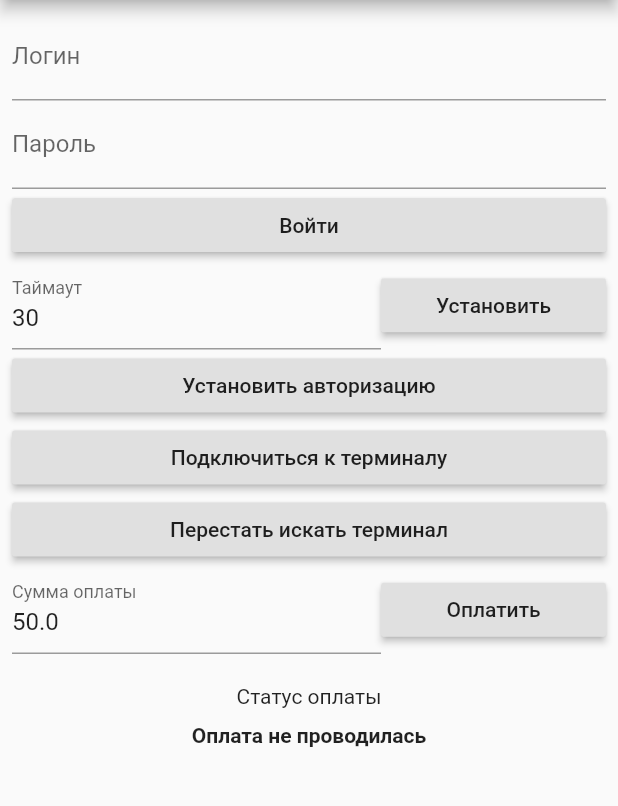
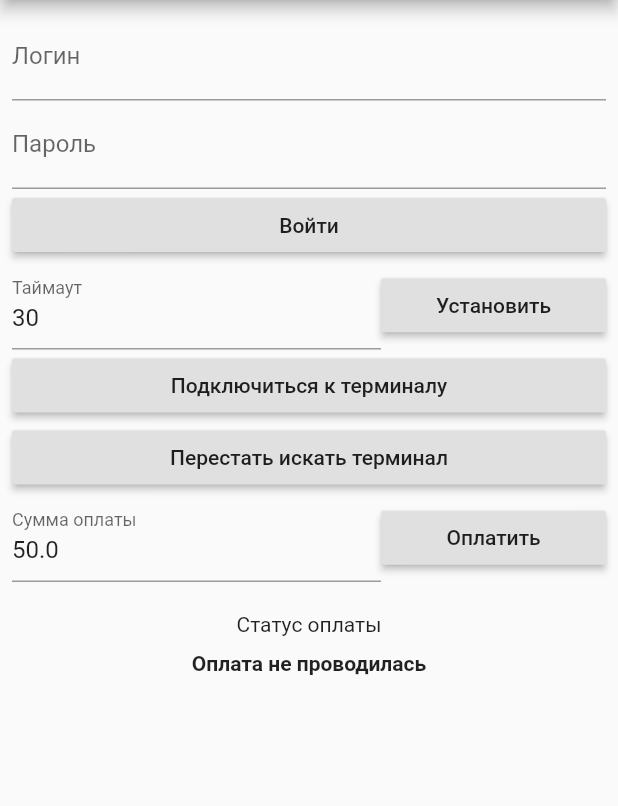
Before and after one commit to Unact/iboxpro_flutter, a Flutter app: the screen it shows after launch, on a phone screen of 412 x 824 dp, the part 84-890 px from its top. Run offline on Flutter 3.47's test engine with Material 2 defaults, Android fonts, the phone set to English and light mode, and no system bars; missing offline and left inert: signature_pad, signature_pad_flutter.

```diff
--- a/example/lib/main.dart
+++ b/example/lib/main.dart
@@ -30,7 +30,6 @@ class _PaymentExample extends State<PaymentExample> {
   String _loginEmail = '';
   String _password = '';
   String _trId;
-  bool _singleStepAuth = false;
   bool _requiredSignature = false;
   String _paymentProgressText = 'Оплата не проводилась';
   int _timeout = 30;
@@ -109,25 +108,6 @@ class _PaymentExample extends State<PaymentExample> {
     ];
   }
 
-  List<Widget> _buildSingleStepAuthenticationPart(BuildContext context) {
-    return [
-      Row(
-        children: <Widget>[
-          Expanded(
-            child: RaisedButton(
-              child: Text('Установить авторизацию'),
-              onPressed: () async {
-                _singleStepAuth = !_singleStepAuth;
-                await PaymentController.setSingleStepAuthentication(enabled: _singleStepAuth);
-                _showSnackBar('Однофакторная авторизация ${_singleStepAuth ? 'включена' : 'выключена'}');
-              }
-            )
-          )
-        ]
-      )
-    ];
-  }
-
   List<Widget> _buildSearchDevicePart(BuildContext context) {
     return [
       RaisedButton(
@@ -183,6 +163,7 @@ class _PaymentExample extends State<PaymentExample> {
                   inputType: InputType.NFC,
                   currencyType: CurrencyType.RUB,
                   description: 'Тестовая оплата',
+                  singleStepAuth: true,
                   onPaymentError: (val) {
                     setState(() {
                       Navigator.pop(context);
@@ -310,7 +291,6 @@ class _PaymentExample extends State<PaymentExample> {
           padding: EdgeInsets.all(8),
           children: _buildLoginPart(context)
             ..addAll(_buildTimeoutPart(context))
-            ..addAll(_buildSingleStepAuthenticationPart(context))
             ..addAll(_buildSearchDevicePart(context))
             ..addAll(_buildPaymentPart(context))
             ..addAll(_buildPaymentSignaturePart(context))
--- a/lib/src/payment.dart
+++ b/lib/src/payment.dart
@@ -58,6 +58,7 @@ class PaymentController {
     @required int inputType,
     @required int currencyType,
     @required String description,
+    bool singleStepAuth = false,
     String receiptEmail,
     String receiptPhone,
     Function(Map<dynamic, dynamic>) onPaymentStart,
@@ -75,6 +76,7 @@ class PaymentController {
       'inputType': inputType,
       'currencyType': currencyType,
       'description': description,
+      'singleStepAuth': singleStepAuth,
       'receiptEmail': receiptEmail,
       'receiptPhone': receiptPhone
     });
@@ -142,15 +144,6 @@ class PaymentController {
     });
   }
 
-  /// Устанавливает признак однофакторной авторизации для операций с АПИ iboxpro
-  static Future<void> setSingleStepAuthentication({
-    @required bool enabled
-  }) async {
-    await _channel.invokeMethod('setSingleStepAuthentication', {
-      'enabled': enabled
-    });
-  }
-
   static Future<void> _handleMethodCall(MethodCall call) async {
     switch (call.method) {
       case 'onLogin':
--- a/pubspec.yaml
+++ b/pubspec.yaml
@@ -1,6 +1,6 @@
 name: iboxpro_flutter
 description: Flutter плагин для работы с библиотекой iboxpro для iOS платформы.
-version: 0.0.4
+version: 0.0.5
 author: Unact <it@unact.ru>
 homepage: https://github.com/Unact/iboxpro_flutter
 
```
Also changed, not shown: 2 other files.
